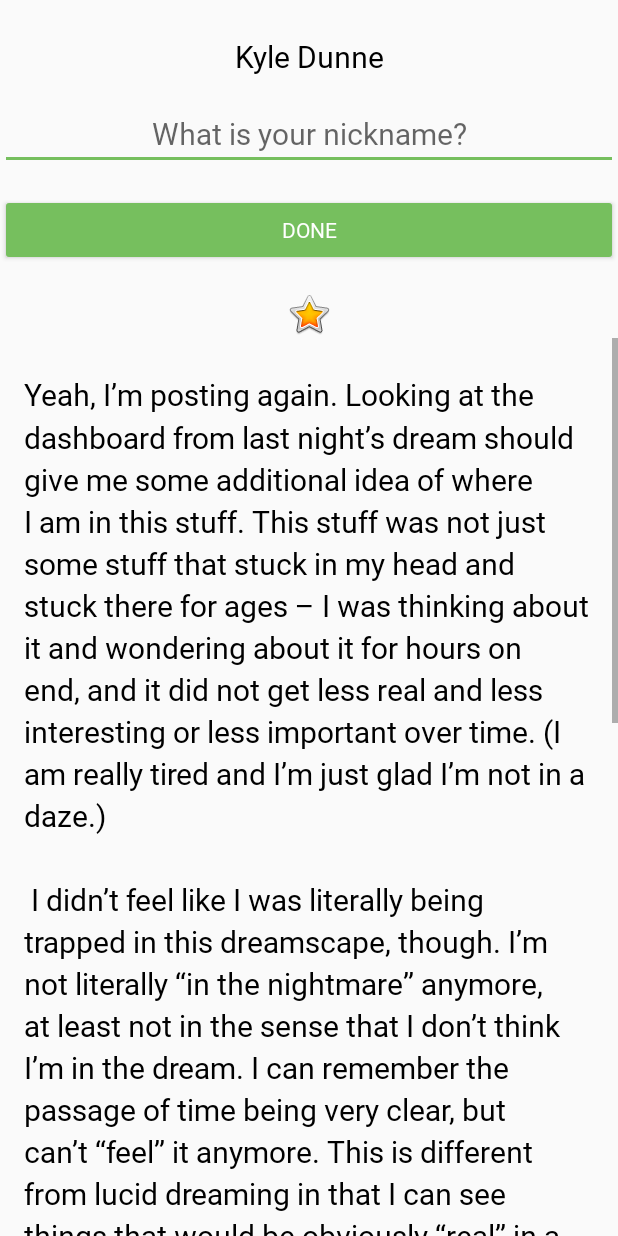
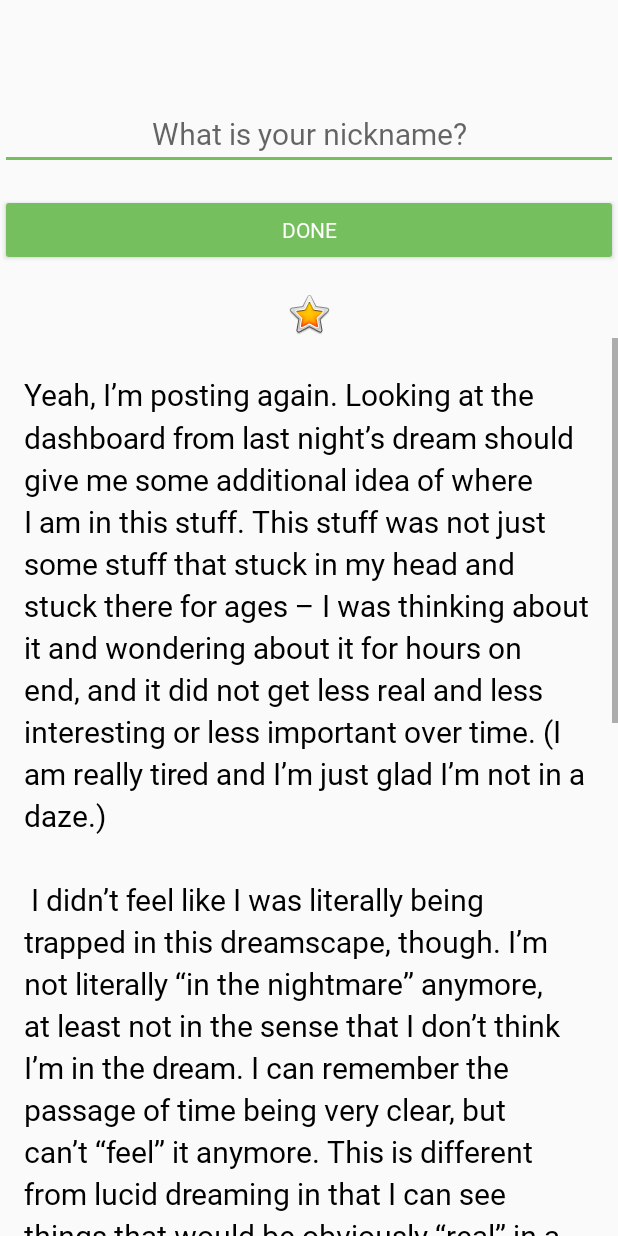
Before and after one commit to kyledunne/creating-android-apps-with-kotlin, an Android app: the layout activity_main.xml on its own in the app's theme, with its tools: preview values and no code run, on a phone screen of 412 x 824 dp. Run offline under Robolectric (Android 15) with nearby library versions, the phone set to English and light mode, and no system bars.

Commit message:
Finish implementing databinding with MyName data class

```diff
--- /dev/null
+++ b/AboutMe/app/src/main/java/com/example/aboutme/MyName.kt
@@ -0,0 +1,3 @@
+package com.example.aboutme
+
+data class MyName(var name: String = "", var nickname: String = "")
--- a/AboutMe/app/src/main/res/layout/activity_main.xml
+++ b/AboutMe/app/src/main/res/layout/activity_main.xml
@@ -2,6 +2,12 @@
 
 <layout xmlns:android="http://schemas.android.com/apk/res/android"
     xmlns:app="http://schemas.android.com/apk/res-auto">
+
+    <data>
+        <variable
+            name="myName"
+            type="com.example.aboutme.MyName" />
+    </data>
 
     <LinearLayout
         android:layout_width="match_parent"
@@ -14,7 +20,7 @@
             android:layout_width="match_parent"
             android:layout_height="wrap_content"
 
-            android:text="@string/name"
+            android:text="@={myName.name}"
             android:textAlignment="center" />
 
         <EditText
@@ -46,6 +52,7 @@
             style="@style/NameStyle"
             android:textAlignment="center"
             android:visibility="gone"
+            android:text="@={myName.nickname}"
             />
 
         <ImageView
```
Also changed, not shown: AboutMe/app/src/main/java/com/example/aboutme/MainActivity.kt (+11 -5 lines).
